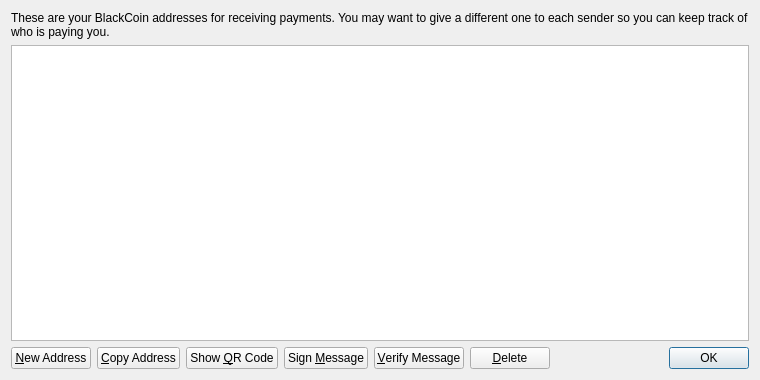
This is src/qt/forms/addressbookpage.ui in testbitz/blackbitz as Qt 5 draws it before an edit. The edited form follows.
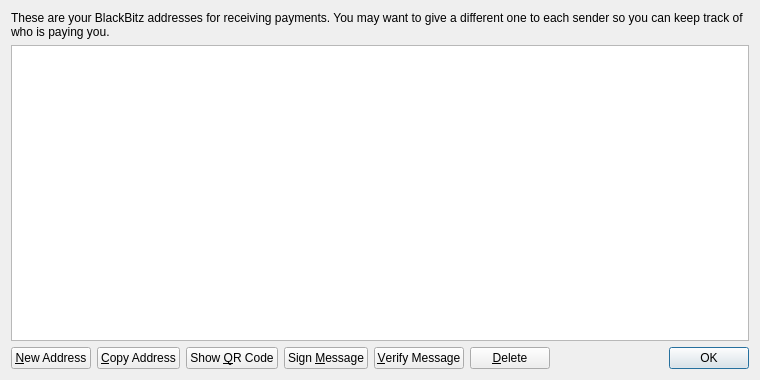
This is the edited form.

What changed in the file:
```diff
--- a/src/qt/forms/addressbookpage.ui
+++ b/src/qt/forms/addressbookpage.ui
@@ -17,7 +17,7 @@
    <item>
     <widget class="QLabel" name="labelExplanation">
      <property name="text">
-      <string>These are your BlackCoin addresses for receiving payments. You may want to give a different one to each sender so you can keep track of who is paying you.</string>
+      <string>These are your BlackBitz addresses for receiving payments. You may want to give a different one to each sender so you can keep track of who is paying you.</string>
      </property>
      <property name="textFormat">
       <enum>Qt::PlainText</enum>
```
Left out of the diff: 4 changed lines with no effect on the pictures.
